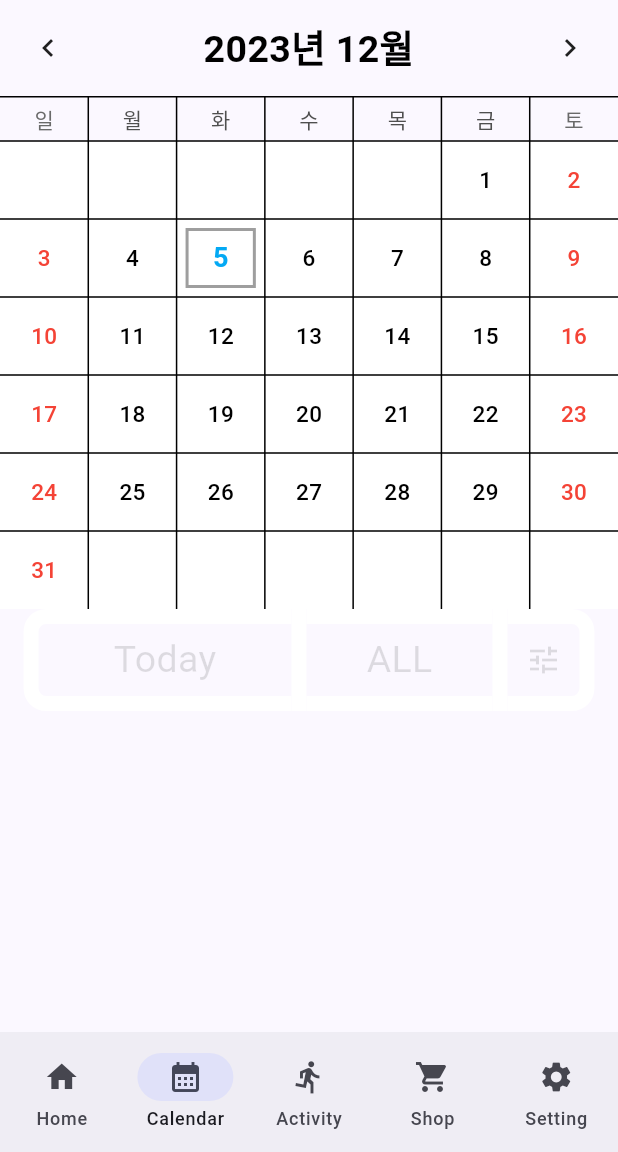
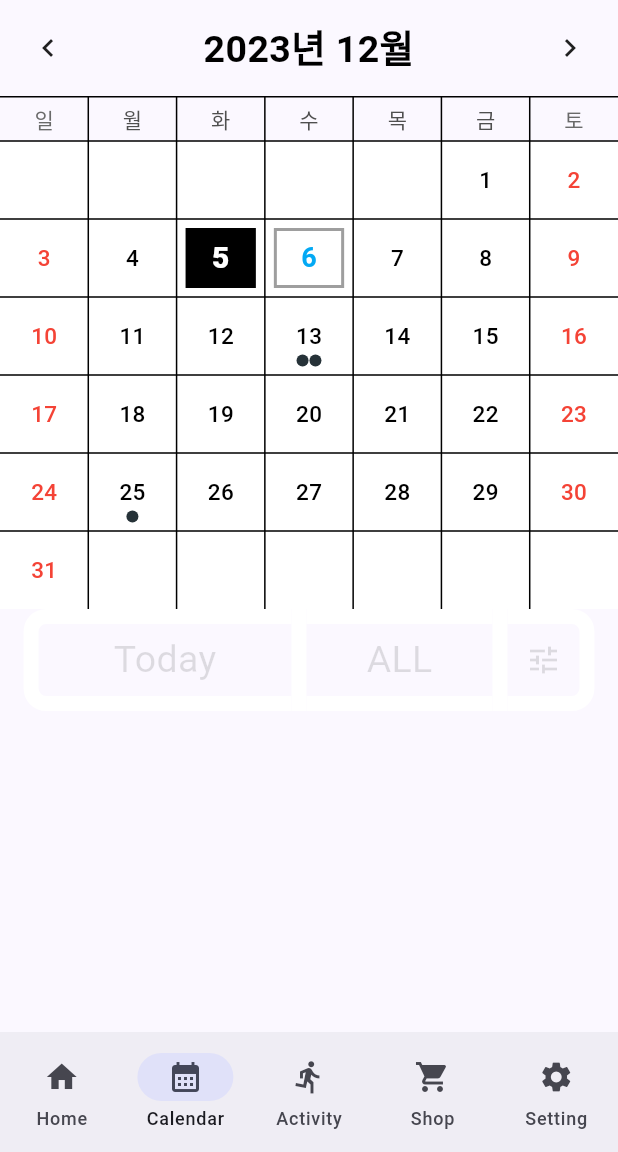
Before and after one commit to MinorFlow/gravitas_app, a Flutter app: the screen it shows after launch, swiped to page 2, on a phone screen of 412 x 824 dp, the part 84-1236 px from its top. Run offline on Flutter 3.47's test engine with Material 2 defaults, Android fonts, the phone set to English and light mode, and no system bars; drawn by our look-alikes of table_calendar; our stand-ins replace settings_ui; missing offline and left inert: dart:html.

```diff
--- a/lib/calendar/pages/calendar_page.dart
+++ b/lib/calendar/pages/calendar_page.dart
@@ -1,3 +1,5 @@
+import 'dart:html';
+
 import 'package:flutter/material.dart';
 import 'package:table_calendar/table_calendar.dart';
 
@@ -8,19 +10,34 @@ class CalendarPage extends StatefulWidget {
   State<CalendarPage> createState() => _CalendarPageState();
 }
 
+class Event{
+  String title;
+
+  Event(this.title);
+}
+
 class _CalendarPageState extends State<CalendarPage>
     with AutomaticKeepAliveClientMixin {
   DateTime selectedDay = DateTime(
     DateTime.now().year,
     DateTime.now().month,
-    DateTime.now().day,
+    DateTime.now().day+1,
   );
 
   DateTime today = DateTime.now();
   @override
   bool get wantKeepAlive => true;
-  List<bool> _selections1 = List.generate(3, (index) => false);
+  List<bool> _selections1 = List.generate(3, (index) => false); //버튼 눌렀는지 여부 저장
 
+  Map<DateTime, dynamic> events = { //저장된 일정을 받는 배열
+    DateTime.utc(2023,12,13) : [ Event('일정1'), Event('일정2') ],
+    DateTime.utc(2023,12,25) : [ Event('일정3') ],
+  };
+
+
+  List<Event> _getEventsForDay(DateTime day) {
+    return events[day] ?? [];
+  }
   @override
   Widget build(BuildContext context) {
     super.build(context);
@@ -29,6 +46,7 @@ class _CalendarPageState extends State<CalendarPage>
       children: [
         Container( // 캘린더
           child: TableCalendar(
+            eventLoader: _getEventsForDay,
             locale: 'ko-KR',
             focusedDay: today,
             firstDay: DateTime.utc(2021, 01, 01),
@@ -44,8 +62,6 @@ class _CalendarPageState extends State<CalendarPage>
           // selectedDay 와 동일한 날짜의 모양을 바꿔줍니다.
           return isSameDay(selectedDay, day);
         },
-
-
             headerStyle: HeaderStyle(
               formatButtonVisible: false,
               titleCentered: true,
@@ -57,8 +73,7 @@ class _CalendarPageState extends State<CalendarPage>
                 color: Colors.black,
               ),
             ), //헤더 디자인
-            calendarStyle: CalendarStyle(
-              // 켈린더 내부 디자인
+            calendarStyle: CalendarStyle(// 켈린더 내부 디자인
               outsideDaysVisible: false, //이전, 이후 달 보이지 않기
               defaultTextStyle: TextStyle(
                   //평일 날짜 디자인
@@ -79,9 +94,6 @@ class _CalendarPageState extends State<CalendarPage>
                   fontSize: 20,
                   fontWeight: FontWeight.w900,
                   color: Colors.white,),
-
-
-
               tableBorder: const TableBorder(
                 top: BorderSide(color: Colors.black),
                 horizontalInside: BorderSide(color: Colors.black),
```
